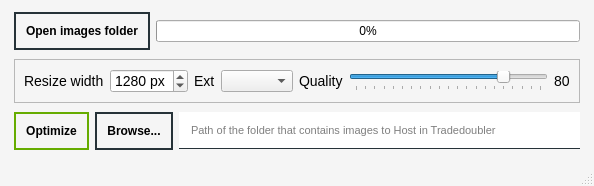
Timmyway/image-optimizer, file look.ui: the form before one commit.
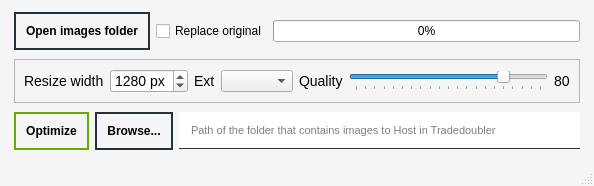
The form after the commit.

Commit message: FEAT-Add option to replace image source on final save. Disable extension selection, then reset its value to default when replace source is checked. BUILD-Remove splash screen on install forge setting.

What changed in the file:
```diff
--- a/look.ui
+++ b/look.ui
@@ -111,6 +111,13 @@
           </property>
          </widget>
         </item>
+        <item>
+         <widget class="QCheckBox" name="chkReplaceSource">
+          <property name="text">
+           <string>Replace original</string>
+          </property>
+         </widget>
+        </item>
         <item>
          <widget class="QProgressBar" name="progressBar">
           <property name="value">
```
The commit also changes 3 other files.
